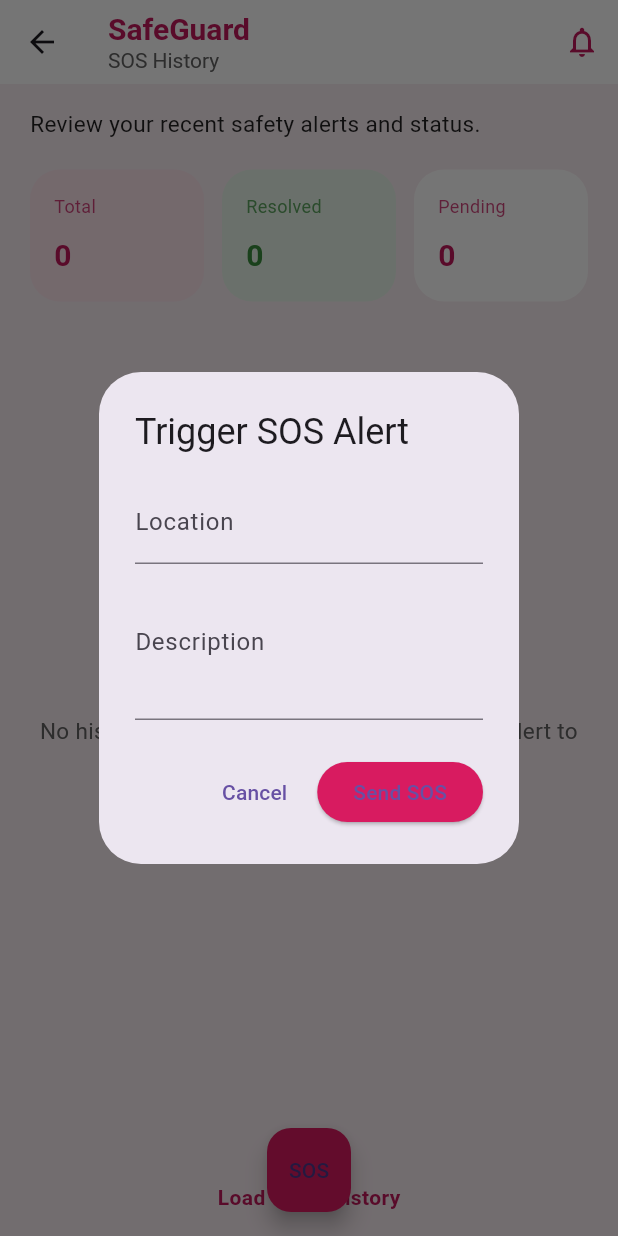
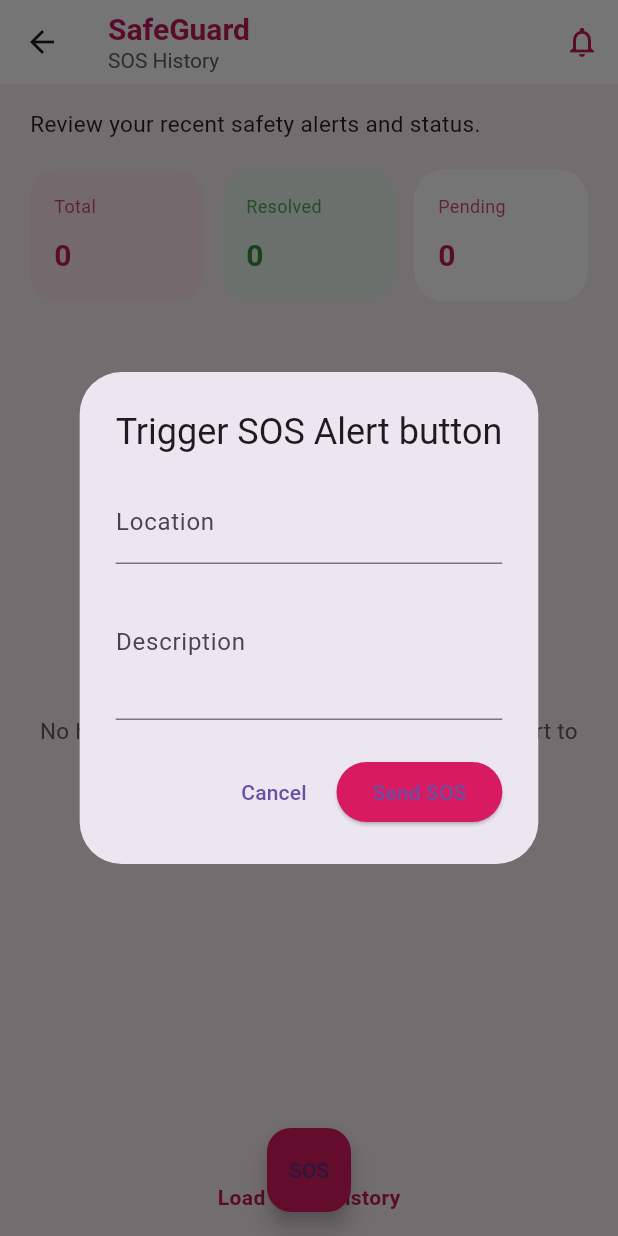
Before and after one commit to Diya2004-source/Women_Safety_Flutter, a Flutter app: the HistoryPage screen opened directly, after a tap on "SOS", on a phone screen of 412 x 824 dp. Run offline on Flutter 3.47's test engine with Material 3 defaults, Android fonts, the phone set to English and light mode, and no system bars; our stand-ins replace audioplayers, cloud_firestore, firebase_auth, firebase_core, flutter_map, geocoding and 4 more; missing offline and left inert: flutter_sms; accounts and stored records are empty; Roboto replaces fonts that are missing (Poppins).

Commit message:
page updated

```diff
--- a/lib/core/screens/history.dart
+++ b/lib/core/screens/history.dart
@@ -99,7 +99,7 @@ class _HistoryPageState extends State<HistoryPage> {
       context: context,
       builder: (context) {
         return AlertDialog(
-          title: const Text('Trigger SOS Alert'),
+          title: const Text('Trigger SOS Alert button'),
           content: Form(
             key: formKey,
             child: Column(
```
